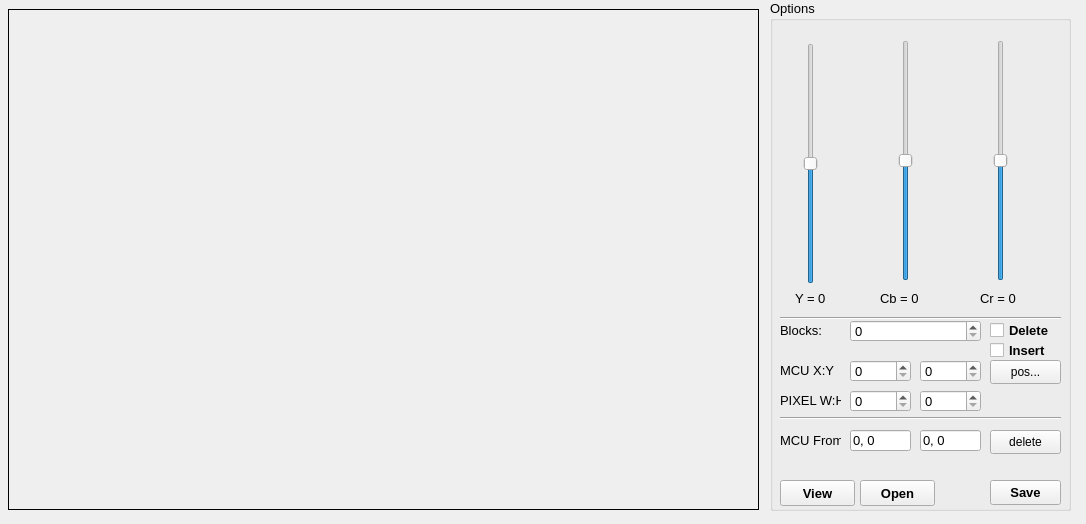
VQD-BSV-Official/RecoveryJpeg, file views/Widget/Edit_Image.ui: the form before one commit.
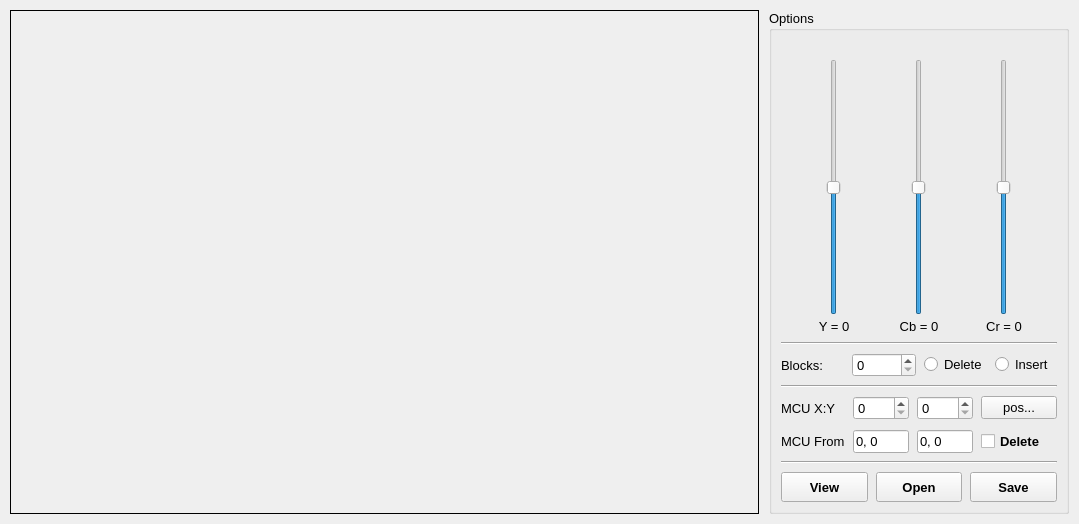
The form after the commit. Icons and pictures are not drawn.

What changed in the file:
```diff
--- a/views/Widget/Edit_Image.ui
+++ b/views/Widget/Edit_Image.ui
@@ -1,15 +1,21 @@
 <?xml version="1.0" encoding="UTF-8"?>
 <ui version="4.0">
  <class>Edit_Image</class>
- <widget class="QWidget" name="Edit_Image">
+ <widget class="QMainWindow" name="Edit_Image">
   <property name="geometry">
    <rect>
     <x>0</x>
     <y>0</y>
-    <width>1086</width>
+    <width>1079</width>
     <height>524</height>
    </rect>
   </property>
+  <property name="minimumSize">
+   <size>
+    <width>760</width>
+    <height>520</height>
+   </size>
+  </property>
   <property name="windowTitle">
    <string>Edit Image</string>
   </property>
@@ -17,14 +23,36 @@
    <iconset>
     <normaloff>Logo/logo.ico</normaloff>Logo/logo.ico</iconset>
   </property>
+  <widget class="QWidget" name="centralwidget">
+   <layout class="QHBoxLayout" name="mainLayout" stretch="1,0">
+    <property name="spacing">
+     <number>10</number>
+    </property>
+    <property name="leftMargin">
+     <number>10</number>
+    </property>
+    <property name="topMargin">
+     <number>10</number>
+    </property>
+    <property name="rightMargin">
+     <number>10</number>
+    </property>
+    <property name="bottomMargin">
+     <number>10</number>
+    </property>
+    <item>
   <widget class="QLabel" name="label">
-   <property name="geometry">
-    <rect>
-     <x>8</x>
-     <y>9</y>
-     <width>751</width>
-     <height>501</height>
-    </rect>
+      <property name="sizePolicy">
+       <sizepolicy hsizetype="Expanding" vsizetype="Expanding">
+        <horstretch>0</horstretch>
+        <verstretch>0</verstretch>
+       </sizepolicy>
+      </property>
+      <property name="minimumSize">
+       <size>
+        <width>400</width>
+        <height>300</height>
+       </size>
    </property>
    <property name="cursor">
     <cursorShape>CrossCursor</cursorShape>
@@ -38,15 +66,30 @@
    <property name="scaledContents">
     <bool>true</bool>
    </property>
-  </widget>
+      <property name="alignment">
+       <set>Qt::AlignCenter</set>
+      </property>
+     </widget>
+    </item>
+    <item>
   <widget class="QGroupBox" name="groupBox">
-   <property name="geometry">
-    <rect>
-     <x>770</x>
-     <y>0</y>
-     <width>301</width>
-     <height>511</height>
-    </rect>
+      <property name="sizePolicy">
+       <sizepolicy hsizetype="Fixed" vsizetype="Expanding">
+        <horstretch>0</horstretch>
+        <verstretch>0</verstretch>
+       </sizepolicy>
+      </property>
+      <property name="minimumSize">
+       <size>
+        <width>300</width>
+        <height>0</height>
+       </size>
+      </property>
+      <property name="maximumSize">
+       <size>
+        <width>300</width>
+        <height>16777215</height>
+       </size>
    </property>
    <property name="font">
     <font>
@@ -56,51 +99,86 @@
    <property name="title">
     <string>Options</string>
    </property>
-   <widget class="QSlider" name="slider_y">
-    <property name="geometry">
-     <rect>
-      <x>30</x>
-      <y>43</y>
-      <width>22</width>
-      <height>241</height>
-     </rect>
-    </property>
-    <property name="minimum">
-     <number>-1000</number>
-    </property>
-    <property name="maximum">
-     <number>1000</number>
-    </property>
-    <property name="orientation">
-     <enum>Qt::Vertical</enum>
-    </property>
-   </widget>
+      <layout class="QVBoxLayout" name="optionsLayout">
+       <property name="spacing">
+        <number>8</number>
+       </property>
+       <item>
+        <layout class="QGridLayout" name="slidersLayout">
+         <property name="horizontalSpacing">
+          <number>12</number>
+         </property>
+         <property name="verticalSpacing">
+          <number>4</number>
+         </property>
+         <item row="0" column="0">
+          <widget class="QLabel" name="lc_y">
+           <property name="maximumSize">
+            <size>
+             <width>40</width>
+             <height>16</height>
+            </size>
+           </property>
+           <property name="pixmap">
+            <pixmap>resources/white.jpg</pixmap>
+           </property>
+           <property name="scaledContents">
+            <bool>true</bool>
+           </property>
+          </widget>
+         </item>
+         <item row="0" column="1">
    <widget class="QLabel" name="lc_cb">
-    <property name="geometry">
-     <rect>
-      <x>125</x>
-      <y>20</y>
-      <width>21</width>
+           <property name="maximumSize">
+            <size>
+             <width>40</width>
       <height>16</height>
-     </rect>
-    </property>
-    <property name="font">
-     <font>
-      <pointsize>10</pointsize>
-     </font>
-    </property>
+            </size>
+           </property>
+           <property name="pixmap">
+            <pixmap>resources/green.jpg</pixmap>
+           </property>
+           <property name="scaledContents">
+            <bool>true</bool>
+           </property>
+          </widget>
+         </item>
+         <item row="0" column="2">
+          <widget class="QLabel" name="lc_cr">
+           <property name="maximumSize">
+            <size>
+             <width>40</width>
+             <height>16</height>
+            </size>
+           </property>
     <property name="pixmap">
-     <pixmap>./green.jpg</pixmap>
-    </property>
-   </widget>
+            <pixmap>resources/red.jpg</pixmap>
+           </property>
+           <property name="scaledContents">
+            <bool>true</bool>
+           </property>
+          </widget>
+         </item>
+         <item row="1" column="0" alignment="Qt::AlignHCenter">
+          <widget class="QSlider" name="slider_y">
+           <property name="toolTip">
+            <string>Luminance (Y)</string>
+           </property>
+           <property name="minimum">
+            <number>-1000</number>
+           </property>
+           <property name="maximum">
+            <number>1000</number>
+           </property>
+           <property name="orientation">
+            <enum>Qt::Vertical</enum>
+           </property>
+          </widget>
+         </item>
+         <item row="1" column="1" alignment="Qt::AlignHCenter">
    <widget class="QSlider" name="slider_cb">
-    <property name="geometry">
-     <rect>
-      <x>125</x>
-      <y>40</y>
-      <width>22</width>
-      <height>241</height>
-     </rect>
+           <property name="toolTip">
+            <string>Chroma blue (Cb)</string>
     </property>
     <property name="minimum">
      <number>-1000</number>
@@ -112,14 +190,11 @@
      <enum>Qt::Vertical</enum>
     </property>
    </widget>
+         </item>
+         <item row="1" column="2" alignment="Qt::AlignHCenter">
    <widget class="QSlider" name="slider_cr">
-    <property name="geometry">
-     <rect>
-      <x>220</x>
-      <y>40</y>
-      <width>22</width>
-      <height>241</height>
-     </rect>
+           <property name="toolTip">
+            <string>Chroma red (Cr)</string>
     </property>
     <property name="minimum">
      <number>-1000</number>
@@ -131,389 +206,251 @@
      <enum>Qt::Vertical</enum>
     </property>
    </widget>
-   <widget class="QLabel" name="lc_cr">
-    <property name="geometry">
-     <rect>
-      <x>220</x>
-      <y>17</y>
-      <width>21</width>
-      <height>16</height>
-     </rect>
-    </property>
-    <property name="font">
-     <font>
-      <pointsize>10</pointsize>
-     </font>
-    </property>
-    <property name="text">
-     <string/>
-    </property>
-    <property name="pixmap">
-     <pixmap>./red.jpg</pixmap>
-    </property>
-   </widget>
-   <widget class="QLabel" name="lc_y">
-    <property name="geometry">
-     <rect>
-      <x>30</x>
-      <y>20</y>
-      <width>21</width>
-      <height>16</height>
-     </rect>
-    </property>
-    <property name="font">
-     <font>
-      <pointsize>10</pointsize>
-     </font>
-    </property>
-    <property name="frameShape">
-     <enum>QFrame::NoFrame</enum>
-    </property>
-    <property name="pixmap">
-     <pixmap>./white.jpg</pixmap>
-    </property>
-   </widget>
+         </item>
+         <item row="2" column="0">
    <widget class="QLabel" name="l_y">
-    <property name="geometry">
-     <rect>
-      <x>25</x>
-      <y>288</y>
-      <width>71</width>
-      <height>20</height>
-     </rect>
-    </property>
     <property name="text">
      <string>Y = 0</string>
     </property>
-   </widget>
-   <widget class="QLabel" name="l_cr">
-    <property name="geometry">
-     <rect>
-      <x>210</x>
-      <y>290</y>
-      <width>71</width>
-      <height>16</height>
-     </rect>
-    </property>
-    <property name="text">
-     <string>Cr = 0</string>
-    </property>
-   </widget>
+           <property name="alignment">
+            <set>Qt::AlignCenter</set>
+           </property>
+          </widget>
+         </item>
+         <item row="2" column="1">
    <widget class="QLabel" name="l_cb">
-    <property name="geometry">
-     <rect>
-      <x>110</x>
-      <y>290</y>
-      <width>71</width>
-      <height>16</height>
-     </rect>
-    </property>
     <property name="text">
      <string>Cb = 0</string>
     </property>
-   </widget>
-   <widget class="QCheckBox" name="b0x_ins3rt">
-    <property name="geometry">
-     <rect>
-      <x>220</x>
-      <y>340</y>
-      <width>81</width>
-      <height>20</height>
-     </rect>
-    </property>
-    <property name="font">
-     <font>
-      <pointsize>10</pointsize>
-      <bold>true</bold>
-     </font>
-    </property>
+           <property name="alignment">
+            <set>Qt::AlignCenter</set>
+           </property>
+          </widget>
+         </item>
+         <item row="2" column="2">
+          <widget class="QLabel" name="l_cr">
     <property name="text">
-     <string>Insert</string>
-    </property>
-   </widget>
+            <string>Cr = 0</string>
+           </property>
+           <property name="alignment">
+            <set>Qt::AlignCenter</set>
+           </property>
+          </widget>
+         </item>
+        </layout>
+       </item>
+       <item>
+        <widget class="Line" name="line">
+         <property name="orientation">
+          <enum>Qt::Horizontal</enum>
+         </property>
+        </widget>
+       </item>
+       <item>
+        <layout class="QHBoxLayout" name="blocksLayout">
+         <item>
    <widget class="QLabel" name="l_block">
-    <property name="geometry">
-     <rect>
-      <x>10</x>
-      <y>320</y>
-      <width>61</width>
-      <height>20</height>
-     </rect>
-    </property>
     <property name="text">
      <string>Blocks:</string>
     </property>
-   </widget>
+           <property name="buddy">
+            <cstring>spinBox</cstring>
+           </property>
+          </widget>
+         </item>
+         <item>
    <widget class="QSpinBox" name="spinBox">
-    <property name="geometry">
-     <rect>
-      <x>80</x>
-      <y>320</y>
-      <width>131</width>
-      <height>22</height>
-     </rect>
-    </property>
     <property name="maximum">
-     <number>999</number>
-    </property>
-   </widget>
-   <widget class="QCheckBox" name="b0x_d3l3t3">
-    <property name="geometry">
-     <rect>
-      <x>220</x>
-      <y>320</y>
-      <width>81</width>
-      <height>20</height>
-     </rect>
-    </property>
-    <property name="font">
-     <font>
-      <pointsize>10</pointsize>
-      <bold>true</bold>
-     </font>
-    </property>
+            <number>10000</number>
+           </property>
+          </widget>
+         </item>
+         <item>
+          <widget class="QRadioButton" name="radio1">
     <property name="text">
      <string>Delete</string>
     </property>
    </widget>
-   <widget class="Line" name="line">
-    <property name="geometry">
-     <rect>
-      <x>10</x>
-      <y>310</y>
-      <width>281</width>
-      <height>16</height>
-     </rect>
-    </property>
+         </item>
+         <item>
+          <widget class="QRadioButton" name="radio2">
+           <property name="text">
+            <string>Insert</string>
+           </property>
+          </widget>
+         </item>
+        </layout>
+       </item>
+       <item>
+        <widget class="Line" name="line_3">
     <property name="orientation">
      <enum>Qt::Horizontal</enum>
     </property>
    </widget>
-   <widget class="QSpinBox" name="sbox_mcu_x">
-    <property name="geometry">
-     <rect>
-      <x>80</x>
-      <y>360</y>
-      <width>61</width>
-      <height>22</height>
-     </rect>
-    </property>
-    <property name="maximum">
-     <number>9999</number>
-    </property>
-   </widget>
+       </item>
+       <item>
+        <layout class="QGridLayout" name="mcuLayout">
+         <property name="horizontalSpacing">
+          <number>8</number>
+         </property>
+         <property name="verticalSpacing">
+          <number>10</number>
+         </property>
+         <item row="0" column="0">
    <widget class="QLabel" name="l_mcu">
-    <property name="geometry">
-     <rect>
-      <x>10</x>
-      <y>360</y>
-      <width>61</width>
-      <height>20</height>
-     </rect>
-    </property>
     <property name="text">
      <string>MCU X:Y</string>
     </property>
    </widget>
+         </item>
+         <item row="0" column="1">
+          <widget class="QSpinBox" name="sbox_mcu_x">
+           <property name="maximum">
+            <number>9999</number>
+           </property>
+          </widget>
+         </item>
+         <item row="0" column="2">
    <widget class="QSpinBox" name="sbox_mcu_y">
-    <property name="geometry">
-     <rect>
-      <x>150</x>
-      <y>360</y>
-      <width>61</width>
-      <height>22</height>
-     </rect>
-    </property>
     <property name="maximum">
      <number>9999</number>
     </property>
    </widget>
-   <widget class="Line" name="line_2">
-    <property name="geometry">
-     <rect>
-      <x>10</x>
-      <y>410</y>
-      <width>281</width>
-      <height>16</height>
-     </rect>
-    </property>
-    <property name="orientation">
-     <enum>Qt::Horizontal</enum>
-    </property>
-   </widget>
-   <widget class="QPushButton" name="b_Save">
-    <property name="geometry">
-     <rect>
-      <x>220</x>
-      <y>480</y>
-      <width>71</width>
-      <height>25</height>
-     </rect>
-    </property>
-    <property name="font">
-     <font>
-      <pointsize>10</pointsize>
-      <bold>true</bold>
-     </font>
-    </property>
-    <property name="text">
-     <string>Save</string>
-    </property>
-   </widget>
-   <widget class="QPushButton" name="b_Open">
-    <property name="geometry">
-     <rect>
-      <x>90</x>
-      <y>480</y>
-      <width>75</width>
-      <height>26</height>
-     </rect>
-    </property>
-    <property name="font">
-     <font>
-      <pointsize>10</pointsize>
-      <bold>true</bold>
-     </font>
-    </property>
-    <property name="text">
-     <string>Open</string>
-    </property>
-   </widget>
-   <widget class="QPushButton" name="b_View">
-    <property name="geometry">
-     <rect>
-      <x>10</x>
-      <y>480</y>
-      <width>75</width>
-      <height>26</height>
-     </rect>
-    </property>
-    <property name="font">
-     <font>
-      <pointsize>10</pointsize>
-      <bold>true</bold>
-     </font>
-    </property>
-    <property name="text">
-     <string>View</string>
-    </property>
-   </widget>
+         </item>
+         <item row="0" column="3">
    <widget class="QPushButton" name="b_pos">
-    <property name="geometry">
-     <rect>
-      <x>220</x>
-      <y>360</y>
-      <width>71</width>
-      <height>24</height>
-     </rect>
-    </property>
-    <property name="font">
-     <font>
-      <pointsize>9</pointsize>
-     </font>
-    </property>
     <property name="text">
      <string>pos...</string>
     </property>
    </widget>
-   <widget class="QSpinBox" name="sbox_pixel_h">
-    <property name="geometry">
-     <rect>
-      <x>150</x>
-      <y>390</y>
-      <width>61</width>
-      <height>22</height>
-     </rect>
-    </property>
-    <property name="maximum">
-     <number>9999</number>
-    </property>
-   </widget>
-   <widget class="QSpinBox" name="sbox_pixel_w">
-    <property name="geometry">
-     <rect>
-      <x>80</x>
-      <y>390</y>
-      <width>61</width>
-      <height>22</height>
-     </rect>
-    </property>
-    <property name="maximum">
-     <number>9999</number>
-    </property>
-   </widget>
-   <widget class="QLabel" name="l_pixel">
-    <property name="geometry">
-     <rect>
-      <x>10</x>
-      <y>390</y>
-      <width>61</width>
-      <height>20</height>
-     </rect>
-    </property>
-    <property name="text">
-     <string>PIXEL W:H</string>
-    </property>
-   </widget>
-   <widget class="QPushButton" name="b_auto">
-    <property name="geometry">
-     <rect>
-      <x>220</x>
-      <y>430</y>
-      <width>71</width>
-      <height>24</height>
-     </rect>
-    </property>
-    <property name="font">
-     <font>
-      <pointsize>9</pointsize>
-     </font>
-    </property>
-    <property name="text">
-     <string>delete</string>
-    </property>
-   </widget>
-   <widget class="QLineEdit" name="lineEdit_3">
-    <property name="geometry">
-     <rect>
-      <x>80</x>
-      <y>430</y>
-      <width>61</width>
-      <height>21</height>
-     </rect>
-    </property>
-    <property name="text">
-     <string>0, 0</string>
-    </property>
-   </widget>
-   <widget class="QLineEdit" name="lineEdit_4">
-    <property name="geometry">
-     <rect>
-      <x>150</x>
-      <y>430</y>
-      <width>61</width>
-      <height>21</height>
-     </rect>
-    </property>
-    <property name="text">
-     <string>0, 0</string>
-    </property>
-   </widget>
+         </item>
+         <item row="1" column="0">
    <widget class="QLabel" name="l_mcu_2">
-    <property name="geometry">
-     <rect>
-      <x>10</x>
-      <y>430</y>
-      <width>61</width>
-      <height>20</height>
-     </rect>
-    </property>
     <property name="text">
      <string>MCU From</string>
     </property>
    </widget>
-  </widget>
- </widget>
+         </item>
+         <item row="1" column="1">
+          <widget class="QLineEdit" name="le_mcu_xy_1">
+           <property name="text">
+            <string>0, 0</string>
+           </property>
+          </widget>
+         </item>
+         <item row="1" column="2">
+          <widget class="QLineEdit" name="le_mcu_xy_2">
+           <property name="text">
+            <string>0, 0</string>
+           </property>
+          </widget>
+         </item>
+         <item row="1" column="3">
+          <widget class="QCheckBox" name="b0x_d3l3t3_2">
+           <property name="font">
+            <font>
+             <pointsize>10</pointsize>
+             <bold>true</bold>
+            </font>
+           </property>
+           <property name="text">
+            <string>Delete</string>
+           </property>
+          </widget>
+         </item>
+        </layout>
+       </item>
+       <item>
+        <widget class="Line" name="line_2">
+         <property name="orientation">
+          <enum>Qt::Horizontal</enum>
+         </property>
+        </widget>
+       </item>
+       <item>
+        <layout class="QHBoxLayout" name="buttonsLayout">
+         <item>
+          <widget class="QPushButton" name="b_View">
+           <property name="minimumSize">
+            <size>
+             <width>0</width>
+             <height>30</height>
+            </size>
+           </property>
+           <property name="font">
+            <font>
+             <pointsize>10</pointsize>
+             <bold>true</bold>
+            </font>
+           </property>
+           <property name="text">
+            <string>View</string>
+           </property>
+          </widget>
+         </item>
+         <item>
+          <widget class="QPushButton" name="b_Open">
+           <property name="minimumSize">
+            <size>
+             <width>0</width>
+             <height>30</height>
+            </size>
+           </property>
+           <property name="font">
+            <font>
+             <pointsize>10</pointsize>
+             <bold>true</bold>
+            </font>
+           </property>
+           <property name="text">
+            <string>Open</string>
+           </property>
+          </widget>
+         </item>
+         <item>
+          <widget class="QPushButton" name="b_Save">
+           <property name="minimumSize">
+            <size>
+             <width>0</width>
+             <height>30</height>
+            </size>
+           </property>
+           <property name="font">
+            <font>
+             <pointsize>10</pointsize>
+             <bold>true</bold>
+            </font>
+           </property>
+           <property name="text">
+            <string>Save</string>
+           </property>
+          </widget>
+         </item>
+        </layout>
+       </item>
+      </layout>
+     </widget>
+    </item>
+   </layout>
+  </widget>
+ </widget>
+ <tabstops>
+  <tabstop>slider_y</tabstop>
+  <tabstop>slider_cb</tabstop>
+  <tabstop>slider_cr</tabstop>
+  <tabstop>spinBox</tabstop>
+  <tabstop>radio1</tabstop>
+  <tabstop>radio2</tabstop>
+  <tabstop>sbox_mcu_x</tabstop>
+  <tabstop>sbox_mcu_y</tabstop>
+  <tabstop>b_pos</tabstop>
+  <tabstop>le_mcu_xy_1</tabstop>
+  <tabstop>le_mcu_xy_2</tabstop>
+  <tabstop>b0x_d3l3t3_2</tabstop>
+  <tabstop>b_View</tabstop>
+  <tabstop>b_Open</tabstop>
+  <tabstop>b_Save</tabstop>
+ </tabstops>
  <resources/>
  <connections/>
 </ui>
```
Lines whose indentation alone changed are shown as unchanged.
